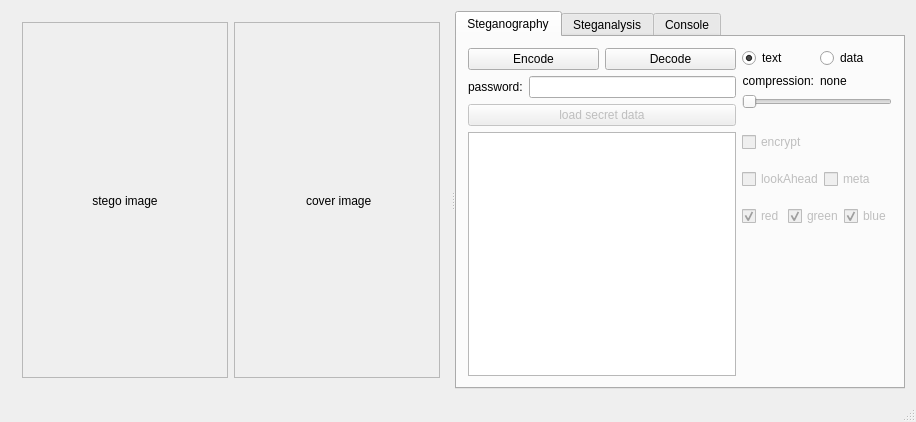
The window that mainwindow.ui (evilbateye/stegosum) describes before a commit, drawn with Qt 5.
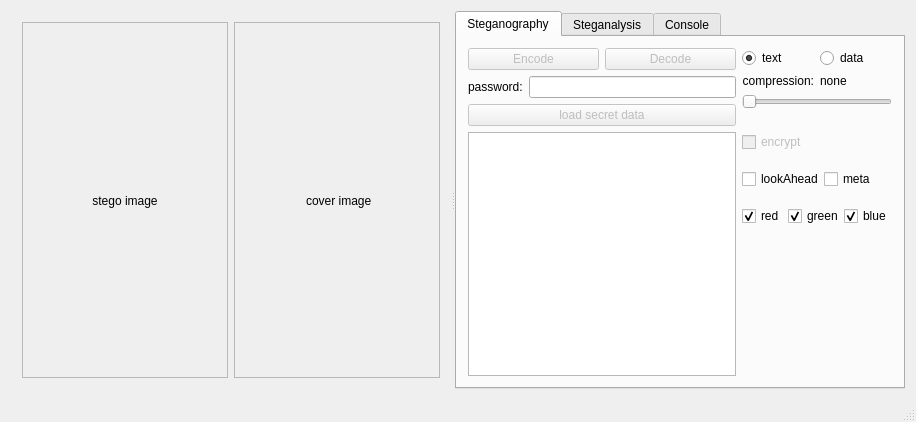
The same window after the commit. The open tabs and pages were chosen to show the change. Custom widgets are drawn as their Qt base class.

Patch:
```diff
--- a/mainwindow.ui
+++ b/mainwindow.ui
@@ -118,7 +118,7 @@
                <item>
                 <widget class="QPushButton" name="encodeButton">
                  <property name="enabled">
-                  <bool>true</bool>
+                  <bool>false</bool>
                  </property>
                  <property name="sizePolicy">
                   <sizepolicy hsizetype="Minimum" vsizetype="Fixed">
@@ -134,7 +134,7 @@
                <item>
                 <widget class="QPushButton" name="decodeButton">
                  <property name="enabled">
-                  <bool>true</bool>
+                  <bool>false</bool>
                  </property>
                  <property name="sizePolicy">
                   <sizepolicy hsizetype="Minimum" vsizetype="Fixed">
@@ -287,7 +287,7 @@
                    <item>
                     <widget class="QCheckBox" name="lookAheadRadio">
                      <property name="enabled">
-                      <bool>false</bool>
+                      <bool>true</bool>
                      </property>
                      <property name="text">
                       <string>lookAhead</string>
@@ -300,7 +300,7 @@
                    <item>
                     <widget class="QCheckBox" name="metaCheckBox">
                      <property name="enabled">
-                      <bool>false</bool>
+                      <bool>true</bool>
                      </property>
                      <property name="text">
                       <string>meta</string>
@@ -320,7 +320,7 @@
                    <item>
                     <widget class="QCheckBox" name="red_radio">
                      <property name="enabled">
-                      <bool>false</bool>
+                      <bool>true</bool>
                      </property>
                      <property name="sizePolicy">
                       <sizepolicy hsizetype="Preferred" vsizetype="Fixed">
@@ -339,7 +339,7 @@
                    <item>
                     <widget class="QCheckBox" name="green_radio">
                      <property name="enabled">
-                      <bool>false</bool>
+                      <bool>true</bool>
                      </property>
                      <property name="sizePolicy">
                       <sizepolicy hsizetype="Preferred" vsizetype="Fixed">
@@ -358,7 +358,7 @@
                    <item>
                     <widget class="QCheckBox" name="blue_radio">
                      <property name="enabled">
-                      <bool>false</bool>
+                      <bool>true</bool>
                      </property>
                      <property name="sizePolicy">
                       <sizepolicy hsizetype="Preferred" vsizetype="Fixed">
```
Left out of the diff: 5 changed lines with no effect on the pictures.
